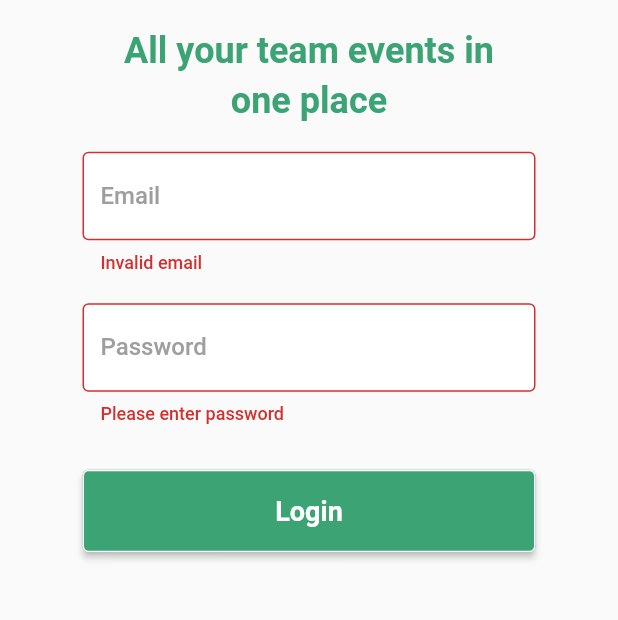
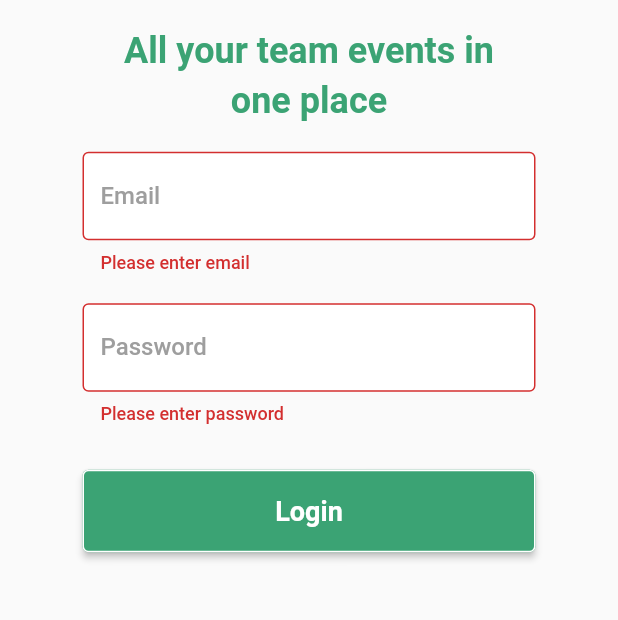
Before and after one commit to khushboojadon/coach_better, a Flutter app: the LoginScreen screen opened by its route, after a tap on "Login", on a phone screen of 412 x 824 dp, the part 196-816 px from its top. Run offline on Flutter 3.47's test engine with Material 2 defaults, Android fonts, the light colour scheme and no system bars; our stand-ins replace cached_network_image, dio, expandable, get_it, image_picker, shared_preferences and 2 more; accounts and stored records are empty.

Commit message:
Changes in few files(main, login, locator, new event and training).

```diff
--- a/lib/ViewModels/login_view_model.dart
+++ b/lib/ViewModels/login_view_model.dart
@@ -2,6 +2,7 @@ import 'package:coach_better/ViewModels/base_model.dart';
 import 'package:coach_better/locator.dart';
 import 'package:coach_better/models/user_model.dart';
 import 'package:coach_better/services/authentication_service.dart';
+import 'package:coach_better/utils/Constants.dart';
 
 class LoginViewModel extends BaseModel {
   final AuthenticationService _authenticationService =
@@ -9,6 +10,7 @@ class LoginViewModel extends BaseModel {
   Future<User> login(String email, String password) async {
     setstate(ViewState.Busy);
     var success = _authenticationService.login(email, password);
+    Constants.pref.setBool('loggedIn', true);
     setstate(ViewState.Idle);
     return success;
   }
--- a/lib/locator.dart
+++ b/lib/locator.dart
@@ -14,7 +14,6 @@ import 'package:coach_better/services/staff_service.dart';
 import 'package:coach_better/services/teamService.dart';
 import 'package:coach_better/services/training_service.dart';
 import 'package:coach_better/services/videos_service.dart';
-
 import 'package:get_it/get_it.dart';
 
 GetIt locator = GetIt.instance;
@@ -28,7 +27,7 @@ void setuplocator() {
   locator.registerLazySingleton(() => MatchService());
   locator.registerLazySingleton(() => TrainingService());
   locator.registerLazySingleton(() => VideoService());
-  locator.registerLazySingleton(() => LoginViewModel());
+  locator.registerFactory(() => LoginViewModel());
   locator.registerFactory(() => TeamsViewModel());
   locator.registerFactory(() => PlayersViewModel());
   locator.registerFactory(() => EventsViewModel());
--- /dev/null
+++ b/lib/utils/Constants.dart
@@ -0,0 +1,6 @@
+import 'package:shared_preferences/shared_preferences.dart';
+
+class Constants
+{
+  static SharedPreferences pref;
+}
--- a/lib/views/admin_journey/login_screen.dart
+++ b/lib/views/admin_journey/login_screen.dart
@@ -69,11 +69,11 @@ class HomePage extends State<LoginScreen> {
                         textController: emailController,
                         hintText: 'Email',
                         validator: (emailController) {
-                          Pattern pattern =
-                              r'^[A-Za-z0-9]+(?:[ _-][A-Za-z0-9]+)*$';
-                          RegExp regex = new RegExp(pattern);
-                          if (!regex.hasMatch(emailController)) {
-                            return 'Invalid email';
+                          // Pattern pattern =
+                          //     r'^[A-Za-z0-9]+(?:[ _-][A-Za-z0-9]+)*$';
+                          // RegExp regex = new RegExp(pattern);
+                          if (emailController.isEmpty) {
+                            return 'Please enter email';
                           } else
                             return null;
                         },
@@ -125,6 +125,7 @@ class HomePage extends State<LoginScreen> {
                               if (_loginformKey.currentState.validate()) {
                                 await model.login(emailController.text,
                                     passwordController.text);
+
                                 Navigator.pushNamedAndRemoveUntil(
                                     context, TeamViewRoute, (route) => false);
                               }
--- a/lib/views/admin_journey/new_event_admin.dart
+++ b/lib/views/admin_journey/new_event_admin.dart
@@ -26,6 +26,7 @@ class NewEventAdminState extends State<NewEventAdmin> {
           child: SingleChildScrollView(
             child: Container(
               width: MediaQuery.of(context).size.width,
+              child: Form(
                               child: Column(children: <Widget>[
                   Padding(
                     padding:
@@ -277,6 +278,7 @@ class NewEventAdminState extends State<NewEventAdmin> {
                 ]),
               ),
             ),
+          ),
         ));
   }
 }
--- a/lib/views/admin_journey/your_profile.dart
+++ b/lib/views/admin_journey/your_profile.dart
@@ -49,6 +49,7 @@ class ChangePassword extends StatelessWidget {
       child: Card(
         elevation: 5,
         clipBehavior: Clip.antiAlias,
+        child: Form(
                   child: Column(
             children: <Widget>[
               ScrollOnExpand(
@@ -192,6 +193,7 @@ class ChangePassword extends StatelessWidget {
             ],
           ),
         ),
+      ),
     ));
   }
 }
@@ -205,6 +207,7 @@ class ChangeEmail extends StatelessWidget {
       child: Card(
         elevation: 5,
         clipBehavior: Clip.antiAlias,
+        child: Form(
                   child: Column(
             children: <Widget>[
               ScrollOnExpand(
@@ -348,6 +351,7 @@ class ChangeEmail extends StatelessWidget {
             ],
           ),
         ),
+      ),
     ));
   }
 }
@@ -361,6 +365,7 @@ class ChangeTeamName extends StatelessWidget {
       child: Card(
         elevation: 5,
         clipBehavior: Clip.antiAlias,
+        child: Form(
                   child: Column(
             children: <Widget>[
               ScrollOnExpand(
@@ -503,6 +508,7 @@ class ChangeTeamName extends StatelessWidget {
             ],
           ),
         ),
+      ),
     ));
   }
 }
```
Also changed, not shown: lib/main.dart (+7 -21 lines), lib/views/admin_journey/create_training_day_admin.dart (+11 -6 lines), lib/views/admin_journey/game_day_admin_screen.dart (+22 -12 lines), lib/widget/drawer.dart (+5 -23 lines), 1 other file. Lines whose indentation alone changed are shown as unchanged.
